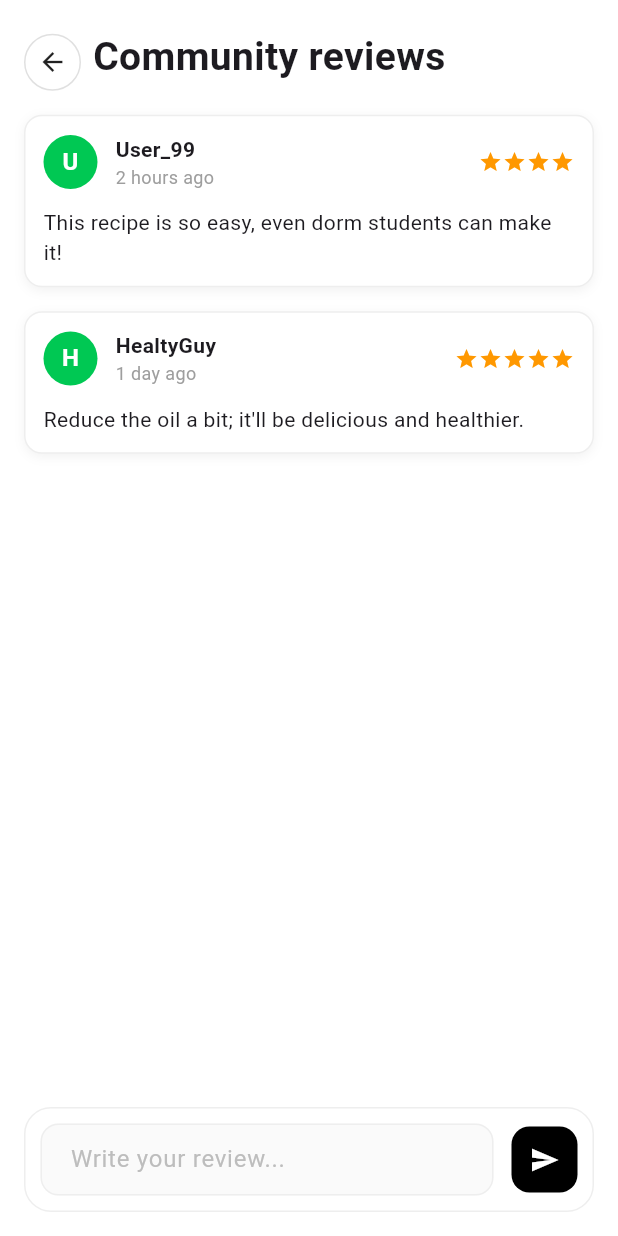
After one commit to ChanapatArt/tuyen, a Flutter app: the CommunityReviews screen opened directly, on a phone screen of 412 x 824 dp. The commit adds this screen. Run offline on Flutter 3.47's test engine with Material 3 defaults, Android fonts, the phone set to English and light mode, and no system bars; our stand-ins replace google_fonts; Roboto replaces fonts that are missing (Itim).

Commit message:
หน้า Community reviews

```diff
--- /dev/null
+++ b/mobile_app/lib/screens/community_reviews.dart
@@ -0,0 +1,200 @@
+import 'package:flutter/material.dart';
+
+class CommunityReviews extends StatelessWidget {
+  const CommunityReviews({super.key});
+
+  @override
+  Widget build(BuildContext context) {
+    return Scaffold(
+      backgroundColor: Colors.white,
+      body: Column(
+        children: [
+          Padding(
+            padding: const EdgeInsets.only(left: 16, top: 16, right: 16),
+            child: Row(
+              mainAxisAlignment: MainAxisAlignment.spaceBetween,
+              children: [
+                GestureDetector(
+                  onTap: () {
+                    Navigator.pop(context);
+                  },
+                  child: Container(
+                    padding: const EdgeInsets.all(8),
+                    margin: EdgeInsets.only(right: 8, top: 6.5),
+                    decoration: BoxDecoration(
+                      shape: BoxShape.circle,
+                      border: Border.all(color: Colors.grey.shade300),
+                    ),
+                    child: const Icon(Icons.arrow_back, size: 20),
+                  ),
+                ),
+                Expanded(
+                  child: Text(
+                    "Community reviews",
+                    style: const TextStyle(
+                      fontSize: 26,
+                      fontWeight: FontWeight.bold,
+                    ),
+                  ),
+                ),
+              ],
+            ),
+          ),
+          // 1. รายการรีวิว (ใช้ Expanded เพื่อให้กินพื้นที่ที่เหลือ)
+          Expanded(
+            child: ListView(
+              padding: const EdgeInsets.all(16),
+              children: [
+                _buildReviewCard(
+                  userName: "User_99",
+                  time: "2 hours ago",
+                  comment:
+                      "This recipe is so easy, even dorm students can make it!",
+                  initial: "U",
+                  rating: 4,
+                ),
+                const SizedBox(height: 16),
+                _buildReviewCard(
+                  userName: "HealtyGuy",
+                  time: "1 day ago",
+                  comment:
+                      "Reduce the oil a bit; it'll be delicious and healthier.",
+                  initial: "H",
+                  rating: 5,
+                ),
+              ],
+            ),
+          ),
+
+          // 2. ส่วนพิมพ์รีวิว (ติดอยู่ด้านล่าง)
+          Padding(
+            padding: const EdgeInsets.all(16),
+            child: _buildReviewInput(),
+          ),
+        ],
+      ),
+    );
+  }
+
+  // ฟังก์ชันสร้างการ์ดรีวิวแต่ละอัน
+  Widget _buildReviewCard({
+    required String userName,
+    required String time,
+    required String comment,
+    required String initial,
+    required int rating,
+  }) {
+    return Container(
+      padding: const EdgeInsets.all(12),
+      decoration: BoxDecoration(
+        color: Colors.white,
+        borderRadius: BorderRadius.circular(12),
+        border: Border.all(color: Colors.grey.shade200),
+        boxShadow: [
+          BoxShadow(
+            color: Colors.black.withValues(alpha: 0.05),
+            blurRadius: 5,
+            offset: const Offset(0, 2),
+          ),
+        ],
+      ),
+      child: Column(
+        crossAxisAlignment: CrossAxisAlignment.start,
+        children: [
+          Row(
+            children: [
+              // วงกลมชื่อย่อ
+              CircleAvatar(
+                backgroundColor: const Color(0xFF00C853),
+                radius: 18,
+                child: Text(
+                  initial,
+                  style: const TextStyle(
+                    color: Colors.white,
+                    fontWeight: FontWeight.bold,
+                  ),
+                ),
+              ),
+              const SizedBox(width: 12),
+              // ชื่อและเวลา
+              Expanded(
+                child: Column(
+                  crossAxisAlignment: CrossAxisAlignment.start,
+                  children: [
+                    Text(
+                      userName,
+                      style: const TextStyle(fontWeight: FontWeight.bold),
+                    ),
+                    Text(
+                      time,
+                      style: const TextStyle(color: Colors.grey, fontSize: 12),
+                    ),
+                  ],
+                ),
+              ),
+              // ดาว Rating
+              Row(
+                children: List.generate(
+                  rating,
+                  (index) =>
+                      const Icon(Icons.star, color: Colors.orange, size: 16),
+                ),
+              ),
+            ],
+          ),
+          const SizedBox(height: 12),
+          // ข้อความรีวิว
+          Text(comment, style: const TextStyle(fontSize: 14, height: 1.4)),
+        ],
+      ),
+    );
+  }
+
+  // ฟังก์ชันสร้างช่องพิมพ์ด้านล่าง
+  Widget _buildReviewInput() {
+    return Container(
+      padding: const EdgeInsets.all(10),
+      decoration: BoxDecoration(
+        color: Colors.white,
+        border: Border.all(color: Colors.grey.shade200),
+        borderRadius: BorderRadius.circular(18)
+      ),
+      child: Row(
+        children: [
+          Expanded(
+            child: TextField(
+              decoration: InputDecoration(
+                hintText: "Write your review...",
+                hintStyle: TextStyle(color: Colors.grey.shade400),
+                filled: true,
+                fillColor: Colors.grey.shade50,
+                contentPadding: const EdgeInsets.symmetric(
+                  horizontal: 16,
+                  vertical: 10,
+                ),
+                border: OutlineInputBorder(
+                  borderRadius: BorderRadius.circular(12),
+                  borderSide: BorderSide(color: Colors.grey.shade300),
+                ),
+                enabledBorder: OutlineInputBorder(
+                  borderRadius: BorderRadius.circular(12),
+                  borderSide: BorderSide(color: Colors.grey.shade200),
+                ),
+              ),
+            ),
+          ),
+          const SizedBox(width: 12),
+          // ปุ่มส่ง (สีดำ)
+          Container(
+            padding: const EdgeInsets.all(12),
+            decoration: const BoxDecoration(
+              color: Colors.black,
+              borderRadius: BorderRadius.all(Radius.circular(12))
+            ),
+            child: const Icon(Icons.send, color: Colors.white, size: 20),
+          ),
+        ],
+      ),
+    );
+  }
+}
--- a/mobile_app/lib/screens/home.dart
+++ b/mobile_app/lib/screens/home.dart
@@ -1,4 +1,5 @@
 import 'package:flutter/material.dart';
+import 'package:mobile_app/screens/community_reviews.dart';
 import 'package:mobile_app/screens/menu_results.dart';
 import 'package:mobile_app/screens/recipe_details.dart';
 import 'package:mobile_app/screens/search.dart';
@@ -67,7 +68,8 @@ class _HomeState extends State<Home> {
             ),
             Search(),
             RecipeDetails(title: 'Minced pork omelet'),
-            MenuResultsScreen(onBack: (){})
+            MenuResultsScreen(onBack: (){}),
+            CommunityReviews()
           ],
         ),
 
--- a/mobile_app/lib/screens/recipe_details.dart
+++ b/mobile_app/lib/screens/recipe_details.dart
@@ -1,4 +1,5 @@
 import 'package:flutter/material.dart';
+import 'package:mobile_app/screens/community_reviews.dart';
 
 class RecipeDetails extends StatelessWidget {
   final String title;
@@ -153,7 +154,15 @@ class RecipeDetails extends StatelessWidget {
                 width: double.infinity,
                 height: 55,
                 child: ElevatedButton.icon(
-                  onPressed: () {},
+                  onPressed: () {
+                    Navigator.push(
+                      context,
+                      MaterialPageRoute(
+                        builder: (context) => const CommunityReviews(),
+                      ),
+                    );
+
+                  },
                   icon: const Icon(Icons.chat_bubble, color: Color(0xFF28B446)),
                   label: const Text("Read reviews"),
                   style: ElevatedButton.styleFrom(
```
